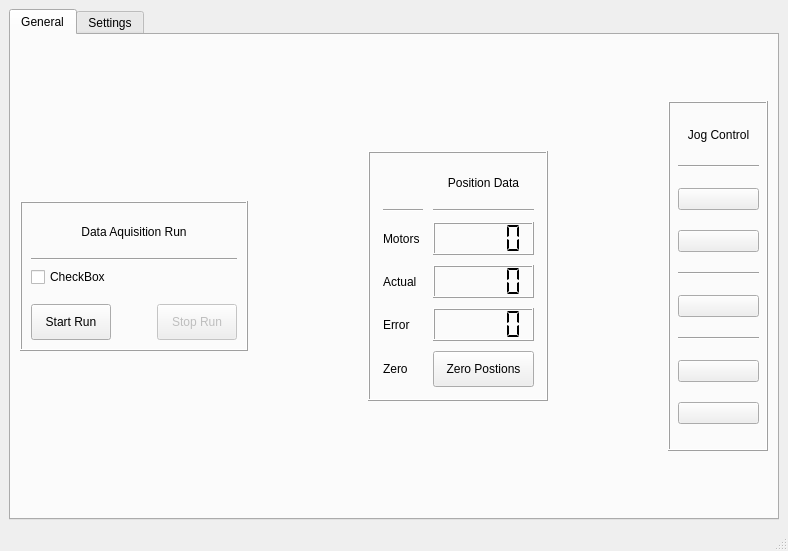
This is gui/robot_gui.ui in FinK-M/Cable-Climbing-Robot as Qt 5 draws it before an edit. The edited form follows.
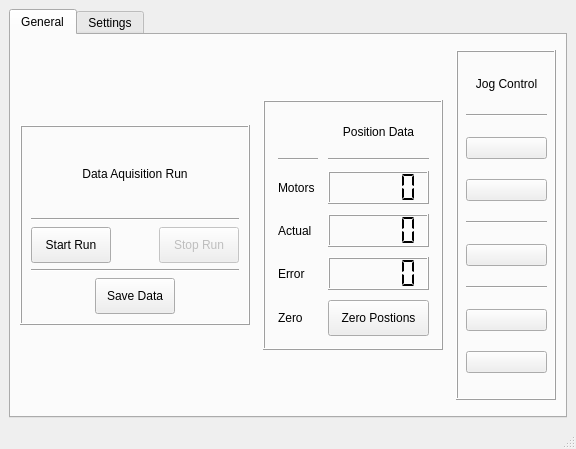
This is the edited form. The open tabs and pages were chosen to show the change. Icons and pictures are not drawn.

Diff of the .ui file:
```diff
--- a/gui/robot_gui.ui
+++ b/gui/robot_gui.ui
@@ -6,8 +6,8 @@
    <rect>
     <x>0</x>
     <y>0</y>
-    <width>788</width>
-    <height>551</height>
+    <width>576</width>
+    <height>449</height>
    </rect>
   </property>
   <property name="windowTitle">
@@ -33,10 +33,16 @@
        <layout class="QHBoxLayout" name="horizontalLayout_2">
         <item>
          <widget class="QFrame" name="frame">
+          <property name="minimumSize">
+           <size>
+            <width>230</width>
+            <height>0</height>
+           </size>
+          </property>
           <property name="maximumSize">
            <size>
             <width>16777215</width>
-            <height>150</height>
+            <height>200</height>
            </size>
           </property>
           <property name="frameShape">
@@ -69,26 +75,6 @@
              </property>
             </widget>
            </item>
-           <item>
-            <widget class="QCheckBox" name="checkBox">
-             <property name="text">
-              <string>CheckBox</string>
-             </property>
-            </widget>
-           </item>
-           <item>
-            <spacer name="verticalSpacer">
-             <property name="orientation">
-              <enum>Qt::Vertical</enum>
-             </property>
-             <property name="sizeHint" stdset="0">
-              <size>
-               <width>20</width>
-               <height>40</height>
-              </size>
-             </property>
-            </spacer>
-           </item>
            <item>
             <layout class="QHBoxLayout" name="horizontalLayout_5">
              <item>
@@ -144,6 +130,62 @@
              </item>
             </layout>
            </item>
+           <item>
+            <widget class="Line" name="line_8">
+             <property name="orientation">
+              <enum>Qt::Horizontal</enum>
+             </property>
+            </widget>
+           </item>
+           <item>
+            <layout class="QHBoxLayout" name="horizontalLayout_3">
+             <item>
+              <spacer name="horizontalSpacer_4">
+               <property name="orientation">
+                <enum>Qt::Horizontal</enum>
+               </property>
+               <property name="sizeHint" stdset="0">
+                <size>
+                 <width>40</width>
+                 <height>20</height>
+                </size>
+               </property>
+              </spacer>
+             </item>
+             <item>
+              <widget class="QPushButton" name="pushButton_2">
+               <property name="minimumSize">
+                <size>
+                 <width>0</width>
+                 <height>36</height>
+                </size>
+               </property>
+               <property name="maximumSize">
+                <size>
+                 <width>100</width>
+                 <height>16777215</height>
+                </size>
+               </property>
+               <property name="text">
+                <string>Save Data</string>
+               </property>
+              </widget>
+             </item>
+             <item>
+              <spacer name="horizontalSpacer_5">
+               <property name="orientation">
+                <enum>Qt::Horizontal</enum>
+               </property>
+               <property name="sizeHint" stdset="0">
+                <size>
+                 <width>40</width>
+                 <height>20</height>
+                </size>
+               </property>
+              </spacer>
+             </item>
+            </layout>
+           </item>
           </layout>
          </widget>
         </item>
```
Left out of the diff: 32 changed lines with no effect on the pictures.
